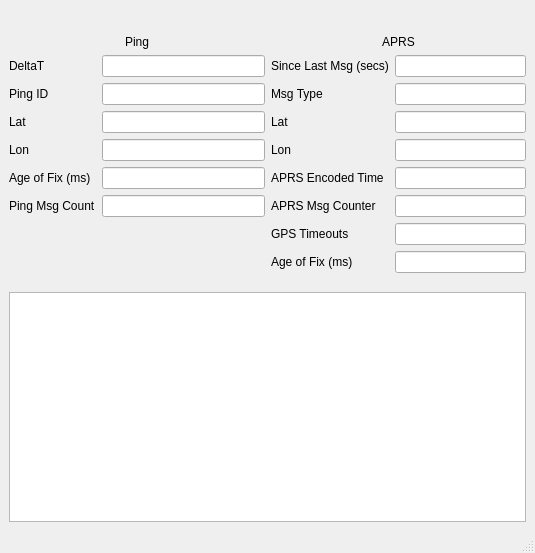
Before: the Qt Designer form TrackerFinder/Python/TrackerFinder/TrackerFinderMainWindow.ui in MisterMartin/TrackerFinder, drawn with Qt 5.
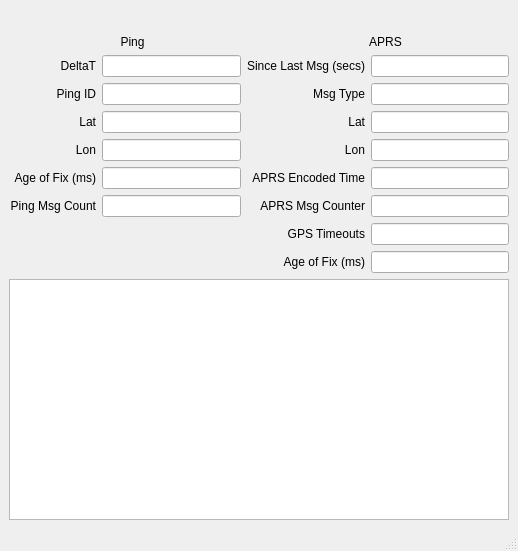
After: the same form once the commit is applied.

Commit message: Improve the resizing on TrackerFinder

Patch:
```diff
--- a/TrackerFinder/Python/TrackerFinder/TrackerFinderMainWindow.ui
+++ b/TrackerFinder/Python/TrackerFinder/TrackerFinderMainWindow.ui
@@ -6,15 +6,15 @@
    <rect>
     <x>0</x>
     <y>0</y>
-    <width>535</width>
-    <height>553</height>
+    <width>518</width>
+    <height>551</height>
    </rect>
   </property>
   <property name="windowTitle">
    <string>MainWindow</string>
   </property>
   <widget class="QWidget" name="centralwidget">
-   <layout class="QVBoxLayout" name="verticalLayout_5">
+   <layout class="QVBoxLayout" name="verticalLayout">
     <item>
      <layout class="QHBoxLayout" name="horizontalLayout_2">
       <item>
@@ -70,10 +70,6 @@
     <item>
      <layout class="QHBoxLayout" name="horizontalLayout">
       <item>
-       <layout class="QVBoxLayout" name="verticalLayout_3">
-        <item>
-         <layout class="QVBoxLayout" name="verticalLayout_2">
-          <item>
            <widget class="QLabel" name="label_12">
             <property name="text">
              <string>Ping</string>
@@ -84,12 +80,27 @@
            </widget>
           </item>
           <item>
-           <layout class="QFormLayout" name="formLayout">
+       <widget class="QLabel" name="label_13">
+        <property name="text">
+         <string>APRS</string>
+        </property>
+        <property name="alignment">
+         <set>Qt::AlignCenter</set>
+        </property>
+       </widget>
+      </item>
+     </layout>
+    </item>
+    <item>
+     <layout class="QGridLayout" name="gridLayout">
             <item row="0" column="0">
              <widget class="QLabel" name="label_16">
               <property name="text">
                <string>DeltaT</string>
               </property>
+        <property name="alignment">
+         <set>Qt::AlignRight|Qt::AlignTrailing|Qt::AlignVCenter</set>
+        </property>
              </widget>
             </item>
             <item row="0" column="1">
@@ -99,122 +110,17 @@
               </property>
              </widget>
             </item>
-            <item row="1" column="0">
-             <widget class="QLabel" name="label">
-              <property name="text">
-               <string>Ping ID</string>
-              </property>
-             </widget>
-            </item>
-            <item row="1" column="1">
-             <widget class="QLineEdit" name="pingId">
-              <property name="readOnly">
-               <bool>true</bool>
-              </property>
-             </widget>
-            </item>
-            <item row="2" column="0">
-             <widget class="QLabel" name="label_3">
-              <property name="text">
-               <string>Lat</string>
-              </property>
-             </widget>
-            </item>
-            <item row="2" column="1">
-             <widget class="QLineEdit" name="pingLat">
-              <property name="readOnly">
-               <bool>true</bool>
-              </property>
-             </widget>
-            </item>
-            <item row="3" column="0">
-             <widget class="QLabel" name="label_4">
-              <property name="text">
-               <string>Lon</string>
-              </property>
-             </widget>
-            </item>
-            <item row="3" column="1">
-             <widget class="QLineEdit" name="pingLon">
-              <property name="readOnly">
-               <bool>true</bool>
-              </property>
-             </widget>
-            </item>
-            <item row="4" column="0">
-             <widget class="QLabel" name="label_2">
-              <property name="text">
-               <string>Age of Fix (ms)</string>
-              </property>
-             </widget>
-            </item>
-            <item row="4" column="1">
-             <widget class="QLineEdit" name="pingAge">
-              <property name="readOnly">
-               <bool>true</bool>
-              </property>
-             </widget>
-            </item>
-            <item row="5" column="0">
-             <widget class="QLabel" name="label_14">
-              <property name="text">
-               <string>Ping Msg Count</string>
-              </property>
-             </widget>
-            </item>
-            <item row="5" column="1">
-             <widget class="QLineEdit" name="pingCount">
-              <property name="readOnly">
-               <bool>true</bool>
-              </property>
-             </widget>
-            </item>
-           </layout>
-          </item>
-         </layout>
-        </item>
-        <item>
-         <spacer name="verticalSpacer">
-          <property name="orientation">
-           <enum>Qt::Vertical</enum>
-          </property>
-          <property name="sizeType">
-           <enum>QSizePolicy::Expanding</enum>
-          </property>
-          <property name="sizeHint" stdset="0">
-           <size>
-            <width>20</width>
-            <height>13</height>
-           </size>
-          </property>
-         </spacer>
-        </item>
-       </layout>
-      </item>
-      <item>
-       <layout class="QVBoxLayout" name="verticalLayout_4">
-        <item>
-         <layout class="QVBoxLayout" name="verticalLayout">
-          <item>
-           <widget class="QLabel" name="label_13">
-            <property name="text">
-             <string>APRS</string>
-            </property>
-            <property name="alignment">
-             <set>Qt::AlignCenter</set>
-            </property>
-           </widget>
-          </item>
-          <item>
-           <layout class="QFormLayout" name="formLayout_2">
-            <item row="0" column="0">
+      <item row="0" column="2">
              <widget class="QLabel" name="label_15">
               <property name="text">
                <string>Since Last Msg (secs)</string>
               </property>
-             </widget>
-            </item>
-            <item row="0" column="1">
+        <property name="alignment">
+         <set>Qt::AlignRight|Qt::AlignTrailing|Qt::AlignVCenter</set>
+        </property>
+       </widget>
+      </item>
+      <item row="0" column="3">
              <widget class="QLineEdit" name="aprsDeltaT">
               <property name="readOnly">
                <bool>true</bool>
@@ -222,13 +128,33 @@
              </widget>
             </item>
             <item row="1" column="0">
+       <widget class="QLabel" name="label">
+        <property name="text">
+         <string>Ping ID</string>
+        </property>
+        <property name="alignment">
+         <set>Qt::AlignRight|Qt::AlignTrailing|Qt::AlignVCenter</set>
+        </property>
+       </widget>
+      </item>
+      <item row="1" column="1">
+       <widget class="QLineEdit" name="pingId">
+        <property name="readOnly">
+         <bool>true</bool>
+        </property>
+       </widget>
+      </item>
+      <item row="1" column="2">
              <widget class="QLabel" name="label_5">
               <property name="text">
                <string>Msg Type</string>
               </property>
-             </widget>
-            </item>
-            <item row="1" column="1">
+        <property name="alignment">
+         <set>Qt::AlignRight|Qt::AlignTrailing|Qt::AlignVCenter</set>
+        </property>
+       </widget>
+      </item>
+      <item row="1" column="3">
              <widget class="QLineEdit" name="aprsTag">
               <property name="readOnly">
                <bool>true</bool>
@@ -236,13 +162,33 @@
              </widget>
             </item>
             <item row="2" column="0">
+       <widget class="QLabel" name="label_3">
+        <property name="text">
+         <string>Lat</string>
+        </property>
+        <property name="alignment">
+         <set>Qt::AlignRight|Qt::AlignTrailing|Qt::AlignVCenter</set>
+        </property>
+       </widget>
+      </item>
+      <item row="2" column="1">
+       <widget class="QLineEdit" name="pingLat">
+        <property name="readOnly">
+         <bool>true</bool>
+        </property>
+       </widget>
+      </item>
+      <item row="2" column="2">
              <widget class="QLabel" name="label_6">
               <property name="text">
                <string>Lat</string>
               </property>
-             </widget>
-            </item>
-            <item row="2" column="1">
+        <property name="alignment">
+         <set>Qt::AlignRight|Qt::AlignTrailing|Qt::AlignVCenter</set>
+        </property>
+       </widget>
+      </item>
+      <item row="2" column="3">
              <widget class="QLineEdit" name="aprsLat">
               <property name="readOnly">
                <bool>true</bool>
@@ -250,13 +196,33 @@
              </widget>
             </item>
             <item row="3" column="0">
+       <widget class="QLabel" name="label_4">
+        <property name="text">
+         <string>Lon</string>
+        </property>
+        <property name="alignment">
+         <set>Qt::AlignRight|Qt::AlignTrailing|Qt::AlignVCenter</set>
+        </property>
+       </widget>
+      </item>
+      <item row="3" column="1">
+       <widget class="QLineEdit" name="pingLon">
+        <property name="readOnly">
+         <bool>true</bool>
+        </property>
+       </widget>
+      </item>
+      <item row="3" column="2">
              <widget class="QLabel" name="label_7">
               <property name="text">
                <string>Lon</string>
               </property>
-             </widget>
-            </item>
-            <item row="3" column="1">
+        <property name="alignment">
+         <set>Qt::AlignRight|Qt::AlignTrailing|Qt::AlignVCenter</set>
+        </property>
+       </widget>
+      </item>
+      <item row="3" column="3">
              <widget class="QLineEdit" name="aprsLon">
               <property name="readOnly">
                <bool>true</bool>
@@ -264,13 +230,33 @@
              </widget>
             </item>
             <item row="4" column="0">
+       <widget class="QLabel" name="label_2">
+        <property name="text">
+         <string>Age of Fix (ms)</string>
+        </property>
+        <property name="alignment">
+         <set>Qt::AlignRight|Qt::AlignTrailing|Qt::AlignVCenter</set>
+        </property>
+       </widget>
+      </item>
+      <item row="4" column="1">
+       <widget class="QLineEdit" name="pingAge">
+        <property name="readOnly">
+         <bool>true</bool>
+        </property>
+       </widget>
+      </item>
+      <item row="4" column="2">
              <widget class="QLabel" name="label_11">
               <property name="text">
                <string>APRS Encoded Time</string>
               </property>
-             </widget>
-            </item>
-            <item row="4" column="1">
+        <property name="alignment">
+         <set>Qt::AlignRight|Qt::AlignTrailing|Qt::AlignVCenter</set>
+        </property>
+       </widget>
+      </item>
+      <item row="4" column="3">
              <widget class="QLineEdit" name="aprsTime">
               <property name="readOnly">
                <bool>true</bool>
@@ -278,41 +264,67 @@
              </widget>
             </item>
             <item row="5" column="0">
+       <widget class="QLabel" name="label_14">
+        <property name="text">
+         <string>Ping Msg Count</string>
+        </property>
+        <property name="alignment">
+         <set>Qt::AlignRight|Qt::AlignTrailing|Qt::AlignVCenter</set>
+        </property>
+       </widget>
+      </item>
+      <item row="5" column="1">
+       <widget class="QLineEdit" name="pingCount">
+        <property name="readOnly">
+         <bool>true</bool>
+        </property>
+       </widget>
+      </item>
+      <item row="5" column="2">
              <widget class="QLabel" name="label_8">
               <property name="text">
                <string>APRS Msg Counter</string>
               </property>
-             </widget>
-            </item>
-            <item row="5" column="1">
+        <property name="alignment">
+         <set>Qt::AlignRight|Qt::AlignTrailing|Qt::AlignVCenter</set>
+        </property>
+       </widget>
+      </item>
+      <item row="5" column="3">
              <widget class="QLineEdit" name="aprsCount">
               <property name="readOnly">
                <bool>true</bool>
               </property>
              </widget>
             </item>
-            <item row="6" column="0">
+      <item row="6" column="2">
              <widget class="QLabel" name="label_9">
               <property name="text">
                <string>GPS Timeouts</string>
               </property>
-             </widget>
-            </item>
-            <item row="6" column="1">
+        <property name="alignment">
+         <set>Qt::AlignRight|Qt::AlignTrailing|Qt::AlignVCenter</set>
+        </property>
+       </widget>
+      </item>
+      <item row="6" column="3">
              <widget class="QLineEdit" name="aprsFailed">
               <property name="readOnly">
                <bool>true</bool>
               </property>
              </widget>
             </item>
-            <item row="7" column="0">
+      <item row="7" column="2">
              <widget class="QLabel" name="label_10">
               <property name="text">
                <string>Age of Fix (ms)</string>
               </property>
-             </widget>
-            </item>
-            <item row="7" column="1">
+        <property name="alignment">
+         <set>Qt::AlignRight|Qt::AlignTrailing|Qt::AlignVCenter</set>
+        </property>
+       </widget>
+      </item>
+      <item row="7" column="3">
              <widget class="QLineEdit" name="aprsAlt">
               <property name="readOnly">
                <bool>true</bool>
@@ -321,28 +333,6 @@
             </item>
            </layout>
           </item>
-         </layout>
-        </item>
-        <item>
-         <spacer name="verticalSpacer_2">
-          <property name="orientation">
-           <enum>Qt::Vertical</enum>
-          </property>
-          <property name="sizeType">
-           <enum>QSizePolicy::Minimum</enum>
-          </property>
-          <property name="sizeHint" stdset="0">
-           <size>
-            <width>20</width>
-            <height>13</height>
-           </size>
-          </property>
-         </spacer>
-        </item>
-       </layout>
-      </item>
-     </layout>
-    </item>
     <item>
      <widget class="QTextEdit" name="log">
       <property name="minimumSize">
```
Left out of the diff: 2 changed lines with no effect on the pictures. Lines whose indentation alone changed are shown as unchanged. The commit also changes 1 other file.
